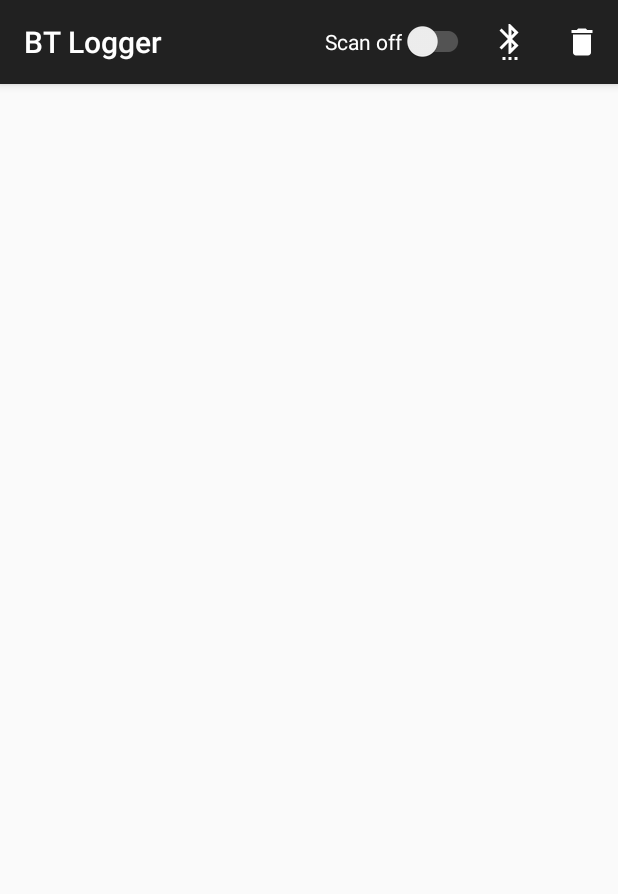
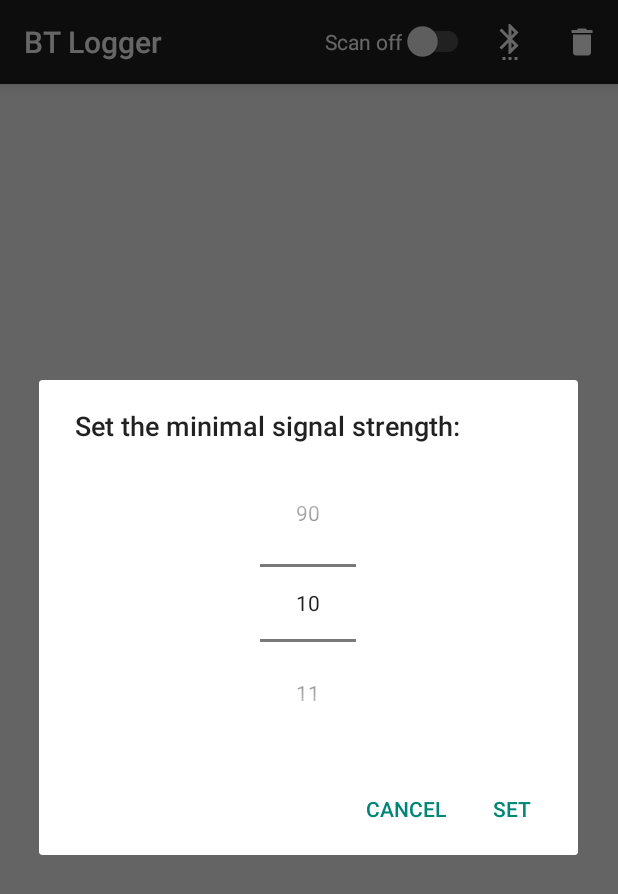
Before and after one commit to miclis/BTLogger, an Android app: the screen it shows after launch (MainActivity), after a tap on "Settings", on a phone screen of 412 x 824 dp. Shown: the top 894 px of the screen. Run offline under Robolectric (Android 15) with nearby library versions, the phone set to English and light mode, and no system bars; our stand-ins replace Room's generated code; libraries missing offline, so code that uses them is left out: android.arch.persistence.

Commit message:
Added option to change minimal signal strength that is saved with corresponding dialog.

```diff
--- a/app/src/main/java/com/miclis/btlogger/Model/BtService.java
+++ b/app/src/main/java/com/miclis/btlogger/Model/BtService.java
@@ -16,6 +16,7 @@ import android.widget.Toast;
 public class BtService extends Service {
 
 	public static final int SCAN_THRESHOLD = 16000; // Time between starts of scan (millis)
+	private static Short scanRange = -90;
 
 	private Repository repository;
 
@@ -59,7 +60,9 @@ public class BtService extends Service {
 							device.getAddress(),
 							device.getType(),
 							intent.getShortExtra(BluetoothDevice.EXTRA_RSSI, Short.MIN_VALUE));
-					repository.insert(foundDevice);
+					if(intent.getShortExtra(BluetoothDevice.EXTRA_RSSI, Short.MIN_VALUE) >= scanRange) { // It is negative so must be higher or equal
+						repository.insert(foundDevice);
+					}
 				}
 			}
 		};
@@ -95,4 +98,12 @@ public class BtService extends Service {
 	private void stopScanning(){
 		mIsScanningOn = false;
 	}
+
+	public static void setMaxScanRange(Short range){
+		scanRange = range;
+	}
+
+	public static Short getScanRange(){
+		return scanRange;
+	}
 }
--- a/app/src/main/java/com/miclis/btlogger/View/MainActivity.java
+++ b/app/src/main/java/com/miclis/btlogger/View/MainActivity.java
@@ -15,6 +15,7 @@ import android.view.MenuItem;
 import android.widget.CompoundButton;
 import android.widget.Toast;
 import com.miclis.btlogger.Model.BtDevice;
+import com.miclis.btlogger.Model.BtService;
 import com.miclis.btlogger.R;
 import com.miclis.btlogger.ViewModel.DeviceViewModel;
 
@@ -23,6 +24,7 @@ import java.util.List;
 public class MainActivity extends AppCompatActivity {
 
 	private DeviceViewModel deviceViewModel;
+
 
 	@Override
 	protected void onCreate(Bundle savedInstanceState) {
@@ -77,7 +79,9 @@ public class MainActivity extends AppCompatActivity {
 	public boolean onOptionsItemSelected(MenuItem item) {
 		switch (item.getItemId()) {
 			case R.id.action_settings:
-				// Open settings activity
+				// Open scanner dialog
+				openDialog();
+
 				break;
 			case R.id.action_delete_all:
 				deviceViewModel.deleteAll();
@@ -88,4 +92,9 @@ public class MainActivity extends AppCompatActivity {
 		}
 		return super.onOptionsItemSelected(item);
 	}
+
+	private void openDialog(){
+		RangeDialog rangeDialog = new RangeDialog();
+		rangeDialog.show(getSupportFragmentManager(), "Range dialog");
+	}
 }
--- /dev/null
+++ b/app/src/main/java/com/miclis/btlogger/View/RangeDialog.java
@@ -0,0 +1,45 @@
+package com.miclis.btlogger.View;
+
+import android.app.AlertDialog;
+import android.app.Dialog;
+import android.content.DialogInterface;
+import android.os.Bundle;
+import android.support.v7.app.AppCompatDialogFragment;
+import android.view.LayoutInflater;
+import android.view.View;
+import android.widget.NumberPicker;
+import android.widget.Toast;
+import com.miclis.btlogger.Model.BtService;
+import com.miclis.btlogger.R;
+
+public class RangeDialog extends AppCompatDialogFragment {
+
+	private NumberPicker numberPicker;
+	@Override
+	public Dialog onCreateDialog(Bundle savedInstanceState) {
+		AlertDialog.Builder builder = new AlertDialog.Builder(getActivity());
+
+		LayoutInflater inflater = getActivity().getLayoutInflater();
+		final View view = inflater.inflate(R.layout.dialog_range, null);
+
+		builder.setView(view).setTitle("Set the minimal signal strength:")
+				.setNegativeButton("Cancel", new DialogInterface.OnClickListener() {
+					@Override
+					public void onClick(DialogInterface dialogInterface, int i) {
+
+					}
+				})
+				.setPositiveButton("Set", new DialogInterface.OnClickListener() {
+					@Override
+					public void onClick(DialogInterface dialogInterface, int i) {
+						BtService.setMaxScanRange(Short.valueOf(String.valueOf(numberPicker.getValue()*-1)));
+					}
+				});
+
+		numberPicker = view.findViewById(R.id.rangePicker);
+		numberPicker.setMinValue(10);
+		numberPicker.setMaxValue(90);
+
+		return builder.create();
+	}
+}
--- a/app/src/main/java/com/miclis/btlogger/ViewModel/DeviceViewModel.java
+++ b/app/src/main/java/com/miclis/btlogger/ViewModel/DeviceViewModel.java
@@ -5,6 +5,7 @@ import android.arch.lifecycle.AndroidViewModel;
 import android.arch.lifecycle.LiveData;
 import android.support.annotation.NonNull;
 import com.miclis.btlogger.Model.BtDevice;
+import com.miclis.btlogger.Model.BtService;
 import com.miclis.btlogger.Model.Repository;
 
 import java.util.List;
@@ -27,6 +28,10 @@ public class DeviceViewModel extends AndroidViewModel {
 		repository.stopScanning(getApplication());
 	}
 
+	public void setMaxScanRange(int range){
+		BtService.setMaxScanRange(Short.valueOf("-90"));
+	}
+
 	// Database API
 	public void insert(BtDevice device){repository.insert(device);}
 
--- /dev/null
+++ b/app/src/main/res/layout/dialog_range.xml
@@ -0,0 +1,13 @@
+<?xml version="1.0" encoding="utf-8"?>
+<LinearLayout xmlns:android="http://schemas.android.com/apk/res/android"
+              android:layout_width="wrap_content"
+              android:layout_height="wrap_content"
+              android:padding="16dp" android:gravity="center">
+
+    <NumberPicker
+            android:id="@+id/rangePicker"
+            android:layout_width="wrap_content"
+            android:layout_height="wrap_content"
+    />
+
+</LinearLayout>
```
